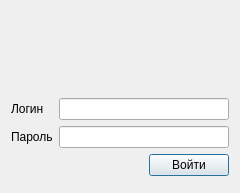
Old version of the form client/app/entrywindow.ui in the repository Leartiz/info_system.
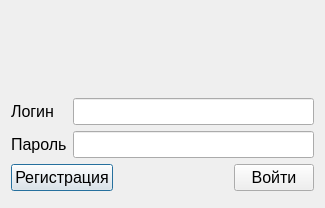
New version of the form. Icons and pictures are not drawn.

What changed in the file:
```diff
--- a/client/app/entrywindow.ui
+++ b/client/app/entrywindow.ui
@@ -6,16 +6,21 @@
    <rect>
     <x>0</x>
     <y>0</y>
-    <width>240</width>
-    <height>193</height>
+    <width>325</width>
+    <height>208</height>
    </rect>
   </property>
   <property name="minimumSize">
    <size>
-    <width>240</width>
+    <width>325</width>
     <height>0</height>
    </size>
   </property>
+  <property name="font">
+   <font>
+    <pointsize>12</pointsize>
+   </font>
+  </property>
   <property name="windowTitle">
    <string>Ломбард</string>
   </property>
@@ -131,6 +136,13 @@
      </item>
      <item>
       <layout class="QHBoxLayout" name="horizontalLayout_3">
+       <item>
+        <widget class="QPushButton" name="pushBtnSignUp">
+         <property name="text">
+          <string>Регистрация</string>
+         </property>
+        </widget>
+       </item>
        <item>
         <spacer name="horizontalSpacer_3">
          <property name="orientation">
```
